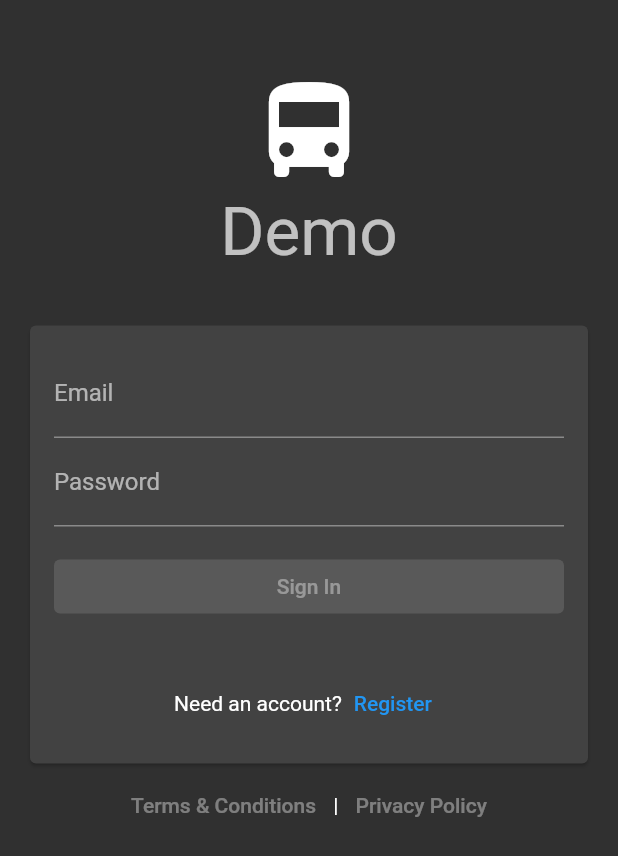
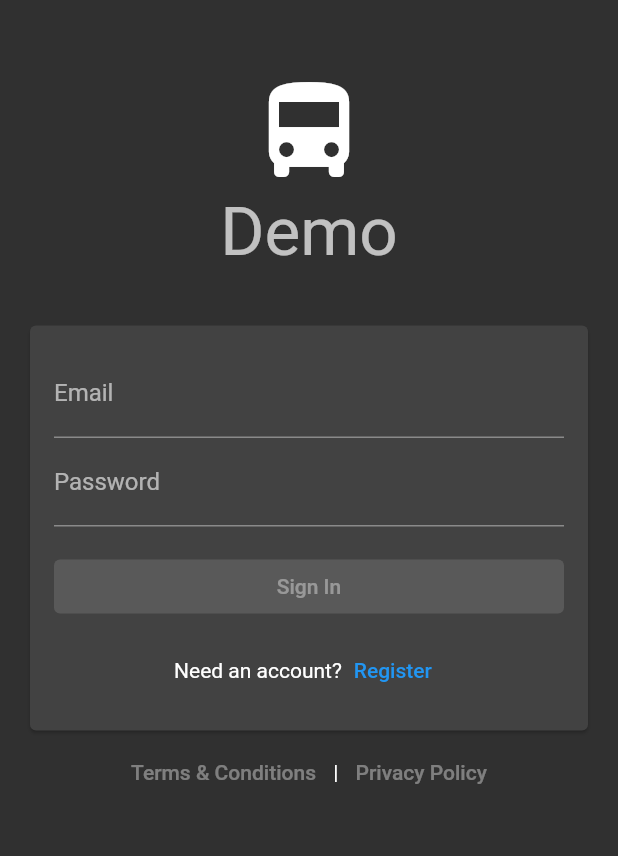
Before and after one commit to danialothman/bonjaur_demo, a Flutter app: the screen it shows after launch, on a phone screen of 412 x 824 dp. Shown: the top 856 px of the screen. Run offline on Flutter 3.47's test engine with Material 2 defaults, Android fonts, the light colour scheme and no system bars.

Commit message:
Update home_screen.dart

```diff
--- a/lib/src/views/home_screen.dart
+++ b/lib/src/views/home_screen.dart
@@ -58,7 +58,7 @@ class _HomeScreenState extends State<HomeScreen> {
                               ),
                             ],
                           ),
-                          const SizedBox(height: 30),
+                          const SizedBox(height: 8),
                           Row(
                             mainAxisAlignment: MainAxisAlignment.center,
                             children: [
```
